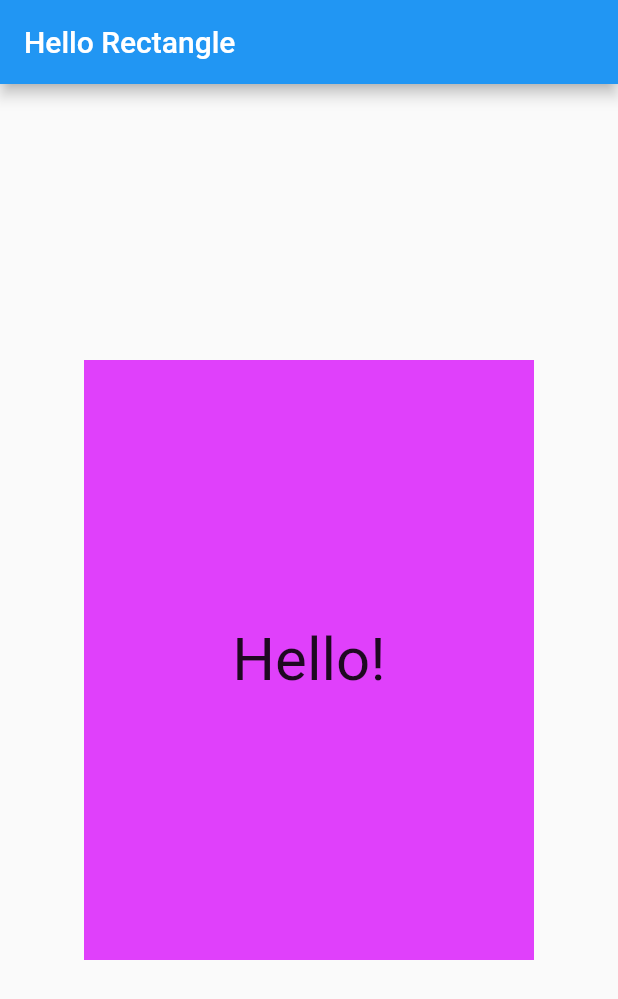
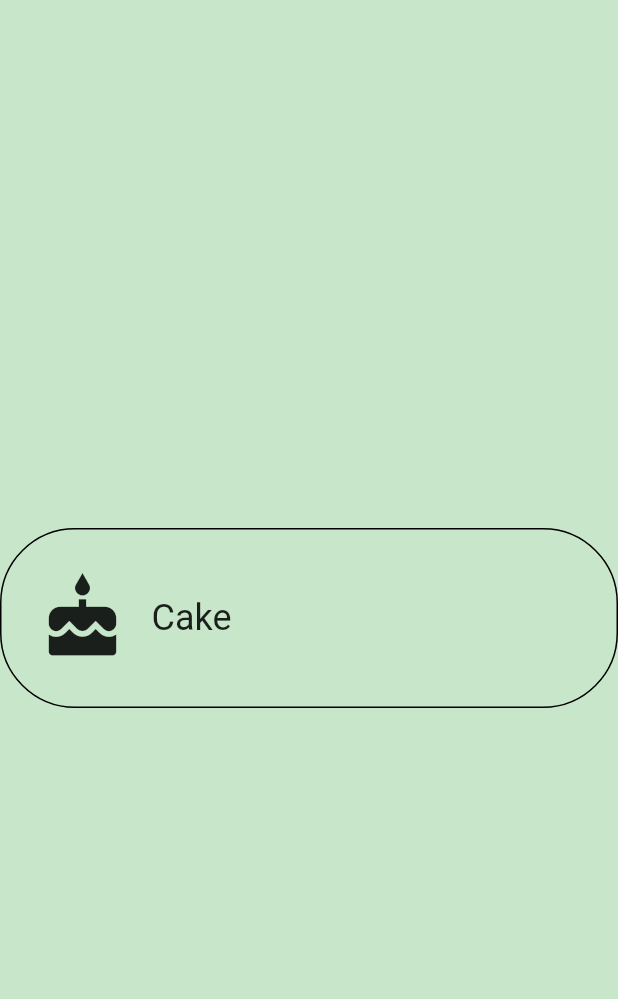
Before and after one commit to ramuspedro/flutter-app, a Flutter app: the screen it shows after launch, on a phone screen of 412 x 824 dp. Shown: the top 999 px of the screen. Run offline on Flutter 3.47's test engine with Material 2 defaults, Android fonts, the phone set to English and light mode, and no system bars.

Commit message:
button with icon and effect

```diff
--- /dev/null
+++ b/lib/category.dart
@@ -0,0 +1,81 @@
+// Copyright 2018 The Chromium Authors. All rights reserved.
+// Use of this source code is governed by a BSD-style license that can be
+// found in the LICENSE file.
+
+// To keep your imports tidy, follow the ordering guidelines at
+// https://www.dartlang.org/guides/language/effective-dart/style#ordering
+import 'package:flutter/material.dart';
+
+/// A custom [Category] widget.
+///
+/// The widget is composed on an [Icon] and [Text]. Tapping on the widget shows
+/// a colored [InkWell] animation.
+class Category extends StatelessWidget {
+  /// Creates a [Category].
+  ///
+  /// A [Category] saves the name of the Category (e.g. 'Length'), its color for
+  /// the UI, and the icon that represents it (e.g. a ruler).
+  // TODO: You'll need the name, color, and iconLocation from main.dart
+  const Category();
+
+  /// Builds a custom widget that shows [Category] information.
+  ///
+  /// This information includes the icon, name, and color for the [Category].
+  @override
+  // This `context` parameter describes the location of this widget in the
+  // widget tree. It can be used for obtaining Theme data from the nearest
+  // Theme ancestor in the tree. Below, we obtain the display1 text theme.
+  // See https://docs.flutter.io/flutter/material/Theme-class.html
+  Widget build(BuildContext context) {
+    // TODO: Build the custom widget here, referring to the Specs.
+    return Container(
+      child: Column(
+          mainAxisAlignment: MainAxisAlignment.center,
+          children: <Widget>[
+            Container(
+                height: 120.0,
+                decoration: BoxDecoration(
+                  border: Border.all(width: 1.0, color: Colors.black),
+                  color: Color(0xc8e6c9),
+                  borderRadius: BorderRadius.circular(50),
+                ),
+                child: InkWell(
+                  onTap: () {
+                    print('I was tap!');
+                  },
+                  child: Container(
+                    child: FractionallySizedBox(
+                      widthFactor: 1,
+                      child: Padding(
+                        padding: new EdgeInsets.all(8.0),
+                        child: Column(
+                          mainAxisAlignment: MainAxisAlignment.center,
+                          crossAxisAlignment: CrossAxisAlignment.start,
+                          children: <Widget>[
+                            Row(
+                              children: <Widget>[
+                                Padding(
+                                  padding: const EdgeInsets.all(16.0),
+                                  child: Icon(
+                                    Icons.cake,
+                                    size: 60.0,
+                                  ),
+                                ),
+                                Text(
+                                  'Cake',
+                                  style: TextStyle(fontSize: 24.0),
+                                ),
+                              ],
+                            ),
+                          ],
+                        ),
+                      ),
+                    ),
+                  ),
+                ),
+            ),
+          ]
+      ),
+    );
+  }
+}
--- a/lib/main.dart
+++ b/lib/main.dart
@@ -2,37 +2,37 @@
 // Use of this source code is governed by a BSD-style license that can be
 // found in the LICENSE file.
 
+// You can read about packages here: https://flutter.io/using-packages/
 import 'package:flutter/material.dart';
 
+// You can use a relative import, i.e. `import 'category.dart';` or
+// a package import, as shown below.
+// More details at http://dart-lang.github.io/linter/lints/avoid_relative_lib_imports.html
+import 'package:hellorectangle/category.dart';
+
+// TODO: Pass this information into your custom [Category] widget
+const _categoryName = 'Cake';
+const _categoryIcon = Icons.cake;
+const _categoryColor = Colors.green;
+
+/// The function that is called when main.dart is run.
 void main() {
-  runApp(
-    MaterialApp(
-      debugShowCheckedModeBanner: false,
-      title: 'Hello Rectangle',
-      home: Scaffold(
-        appBar: AppBar(
-          title: Text('Hello Rectangle'),
-        ),
-        body: HelloRectangle(),
-      ),
-    ),
-  );
+  runApp(UnitConverterApp());
 }
 
-class HelloRectangle extends StatelessWidget {
+/// This widget is the root of our application.
+/// Currently, we just show one widget in our app.
+class UnitConverterApp extends StatelessWidget {
   @override
   Widget build(BuildContext context) {
-    return Center(
-      child: Container(
-        color: Colors.purpleAccent,
-        height: 400.0,
-        width: 300.0,
-        child: Center(
-          child: Text(
-            'Hello!',
-            style: TextStyle(fontSize: 40.0),
-            textAlign: TextAlign.center,
-          ),
+    return MaterialApp(
+      debugShowCheckedModeBanner: false,
+      title: 'Unit Converter',
+      home: Scaffold(
+        backgroundColor: Colors.green[100],
+        body: Center(
+          // TODO: Determine what properties you'll need to pass into the widget
+          child: Category(),
         ),
       ),
     );
```
